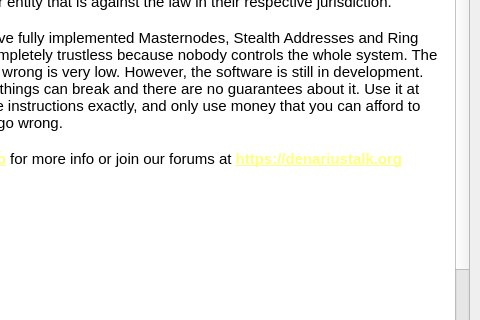
First picture: the form in src/qt/forms/termsofuse.ui, repository metaspartan/denarius, before the edit; both pictures show x 171 to 651 and y 113 to 433 of the 651 by 541 pixel window.
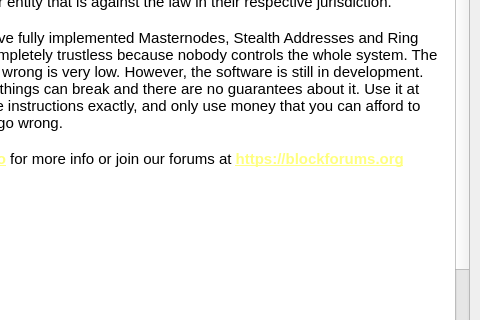
Second picture: the form after the edit.

Commit message: update denariustalk to blockforums

What changed in the file:
```diff
--- a/src/qt/forms/termsofuse.ui
+++ b/src/qt/forms/termsofuse.ui
@@ -31,7 +31,7 @@
 &lt;p style=&quot;-qt-paragraph-type:empty; margin-top:0px; margin-bottom:0px; margin-left:0px; margin-right:0px; -qt-block-indent:0; text-indent:0px; font-family:'Ubuntu'; font-size:11pt;&quot;&gt;&lt;br /&gt;&lt;/p&gt;
 &lt;p style=&quot; margin-top:0px; margin-bottom:0px; margin-left:0px; margin-right:0px; -qt-block-indent:0; text-indent:0px;&quot;&gt;&lt;span style=&quot; font-family:'Ubuntu'; font-size:11pt; font-weight:600;&quot;&gt;Denarius&lt;/span&gt;&lt;span style=&quot; font-family:'Ubuntu'; font-size:11pt;&quot;&gt; intends to have fully implemented Masternodes, Stealth Addresses and Ring Signatures, which is completely trustless because nobody controls the whole system. The risk of something going wrong is very low. However, the software is still in development. Which, this means that things can break and there are no guarantees about it. Use it at your own risk, follow the instructions exactly, and only use money that you can afford to lose should something go wrong.&lt;/span&gt;&lt;/p&gt;
 &lt;p style=&quot;-qt-paragraph-type:empty; margin-top:0px; margin-bottom:0px; margin-left:0px; margin-right:0px; -qt-block-indent:0; text-indent:0px; font-family:'Ubuntu'; font-size:11pt;&quot;&gt;&lt;br /&gt;&lt;/p&gt;
-&lt;p style=&quot; margin-top:0px; margin-bottom:0px; margin-left:0px; margin-right:0px; -qt-block-indent:0; text-indent:0px;&quot;&gt;&lt;span style=&quot; font-family:'Ubuntu'; font-size:11pt;&quot;&gt;Visit &lt;/span&gt;&lt;a href=&quot;https://denarius.io&quot;&gt;&lt;span style=&quot; font-size:11pt; font-weight:600; text-decoration: underline; color:#ffff7f;&quot;&gt;https://denarius.io&lt;/span&gt;&lt;/a&gt;&lt;span style=&quot; font-family:'Ubuntu'; font-size:11pt;&quot;&gt; for more info or join our forums at &lt;/span&gt;&lt;a href=&quot;https://denariustalk.org&quot;&gt;&lt;span style=&quot; font-size:11pt; font-weight:600; text-decoration: underline; color:#ffff7f;&quot;&gt;https://denariustalk.org&lt;/span&gt;&lt;/a&gt;&lt;/p&gt;
+&lt;p style=&quot; margin-top:0px; margin-bottom:0px; margin-left:0px; margin-right:0px; -qt-block-indent:0; text-indent:0px;&quot;&gt;&lt;span style=&quot; font-family:'Ubuntu'; font-size:11pt;&quot;&gt;Visit &lt;/span&gt;&lt;a href=&quot;https://denarius.io&quot;&gt;&lt;span style=&quot; font-size:11pt; font-weight:600; text-decoration: underline; color:#ffff7f;&quot;&gt;https://denarius.io&lt;/span&gt;&lt;/a&gt;&lt;span style=&quot; font-family:'Ubuntu'; font-size:11pt;&quot;&gt; for more info or join our forums at &lt;/span&gt;&lt;a href=&quot;https://blockforums.org&quot;&gt;&lt;span style=&quot; font-size:11pt; font-weight:600; text-decoration: underline; color:#ffff7f;&quot;&gt;https://blockforums.org&lt;/span&gt;&lt;/a&gt;&lt;/p&gt;
 &lt;p style=&quot;-qt-paragraph-type:empty; margin-top:0px; margin-bottom:0px; margin-left:0px; margin-right:0px; -qt-block-indent:0; text-indent:0px; font-size:11pt; font-weight:600; text-decoration: underline; color:#ffff7f;&quot;&gt;&lt;br /&gt;&lt;/p&gt;
 &lt;p style=&quot;-qt-paragraph-type:empty; margin-top:0px; margin-bottom:0px; margin-left:0px; margin-right:0px; -qt-block-indent:0; text-indent:0px; font-size:8pt;&quot;&gt;&lt;br /&gt;&lt;/p&gt;
 &lt;p style=&quot;-qt-paragraph-type:empty; margin-top:0px; margin-bottom:0px; margin-left:0px; margin-right:0px; -qt-block-indent:0; text-indent:0px; font-family:'Ubuntu'; font-size:11pt;&quot;&gt;&lt;br /&gt;&lt;/p&gt;
```
